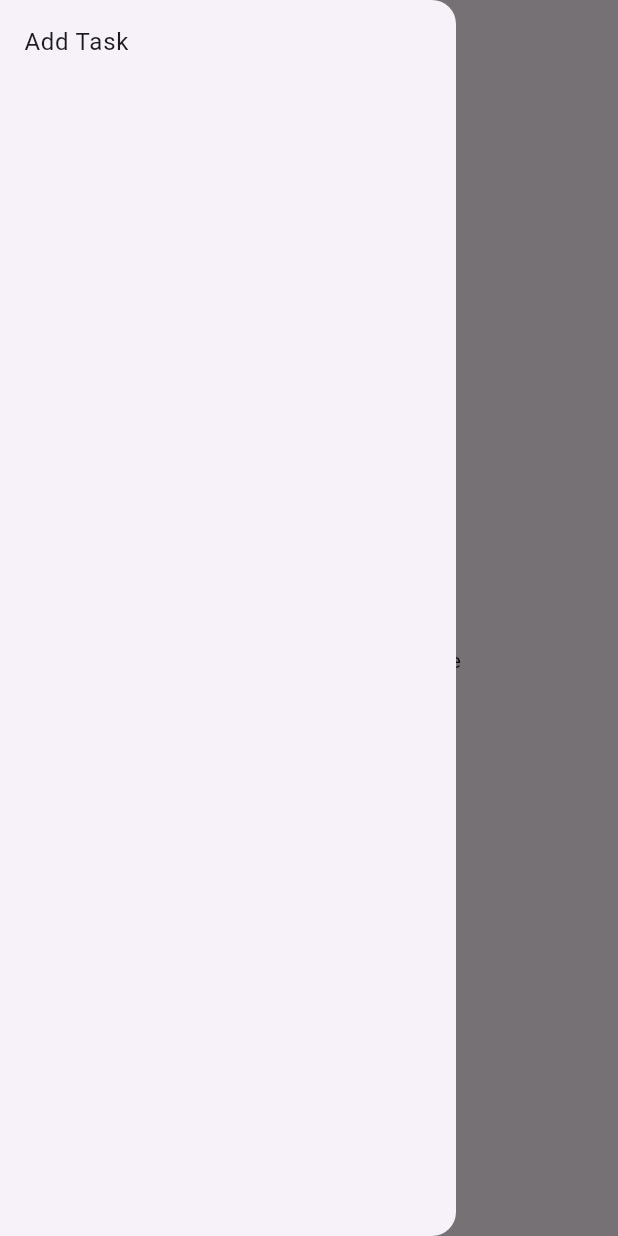
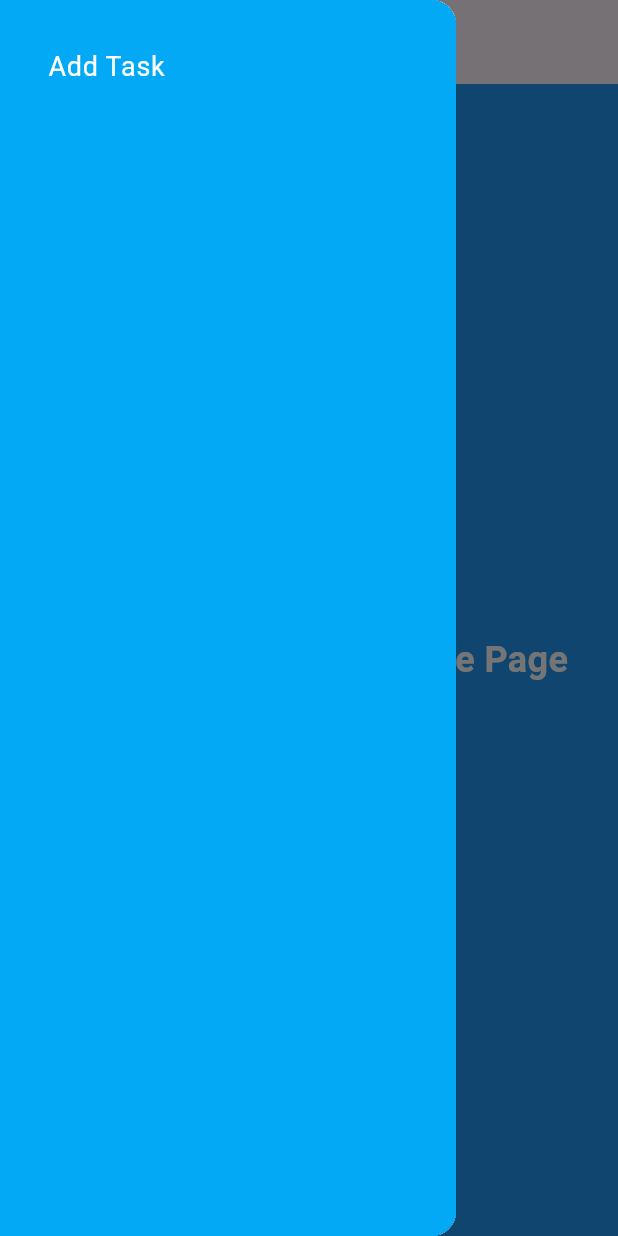
Before and after one commit to Kylaaajy/cc206-dolisto, a Flutter app: the screen it shows after launch, with the side drawer open, on a phone screen of 412 x 824 dp. Run offline on Flutter 3.47's test engine with Material 3 defaults, Android fonts, the phone set to English and light mode, and no system bars; Roboto replaces fonts that are missing (Roboto-Regular).

Commit message:
added styling to the main.dart and home_drawer.dart

```diff
--- a/lib/Components/home_drawer.dart
+++ b/lib/Components/home_drawer.dart
@@ -7,10 +7,22 @@ class HomeDrawer extends StatelessWidget {
   @override
   Widget build(BuildContext context) {
     return Drawer(
+      child: Container(
+        color: Colors.lightBlue, // Set the background color of the drawer
         child: ListView(
           children: [
-          ListTile(
-            title: Text('Add Task'),
+            Container(
+              padding: EdgeInsets.all(16.0),
+              child: ListTile(
+                title: Text(
+                  'Add Task',
+                  style: TextStyle(
+                    color:
+                        Colors.white, // Set the text color of the drawer item
+                    fontSize: 18.0,
+                    fontFamily: 'CustomFont', // Apply the custom font
+                  ),
+                ),
                 onTap: () {
                   Navigator.pop(context); // Close the drawer
                   Navigator.push(
@@ -18,8 +30,16 @@ class HomeDrawer extends StatelessWidget {
                     MaterialPageRoute(builder: (context) => AddTask()),
                   );
                 },
+                tileColor:
+                    Colors.blue, // Set the background color of the ListTile
+                shape: RoundedRectangleBorder(
+                  borderRadius:
+                      BorderRadius.circular(10.0), // Apply border radius
+                ),
+              ),
             ),
           ],
+        ),
       ),
     );
   }
--- a/lib/main.dart
+++ b/lib/main.dart
@@ -15,6 +15,7 @@ class TaskManagerApp extends StatelessWidget {
       title: 'Task Manager',
       theme: ThemeData(
         primarySwatch: Colors.blue,
+        fontFamily: 'Roboto-Regular',
       ),
       initialRoute: '/',
       routes: {
@@ -30,11 +31,26 @@ class TaskManagerHome extends StatelessWidget {
   Widget build(BuildContext context) {
     return Scaffold(
       appBar: AppBar(
-        title: Text("Task Manager"),
+        title: Text(
+          "Task Manager",
+          style: TextStyle(fontSize: 20.0),
+        ),
       ),
       drawer: HomeDrawer(), // Add the drawer to the Scaffold
-      body: Center(
-        child: Text("Your Task Manager Home Page"),
+      body: Container(
+        color: Colors.blue,
+        padding: EdgeInsets.all(16.0),
+        child: Center(
+          child: Text(
+            "Your Task Manager Home Page",
+            style: TextStyle(
+              color: Colors.white,
+              fontSize: 24.0,
+              fontWeight: FontWeight.bold,
+              fontFamily: 'Roboto-Regular',
+            ),
+          ),
+        ), //
       ),
     );
   }
--- a/pubspec.yaml
+++ b/pubspec.yaml
@@ -52,7 +52,10 @@ dev_dependencies:
 
 # The following section is specific to Flutter packages.
 flutter:
-
+  fonts:
+    - family: CustomFont
+      fonts:
+        - asset: lib/Fonts/Roboto-Regular.ttf
   # The following line ensures that the Material Icons font is
   # included with your application, so that you can use the icons in
   # the material Icons class.
```
Also changed, not shown: lib/Fonts/Roboto-Regular.ttf (added). Lines whose indentation alone changed are shown as unchanged.
